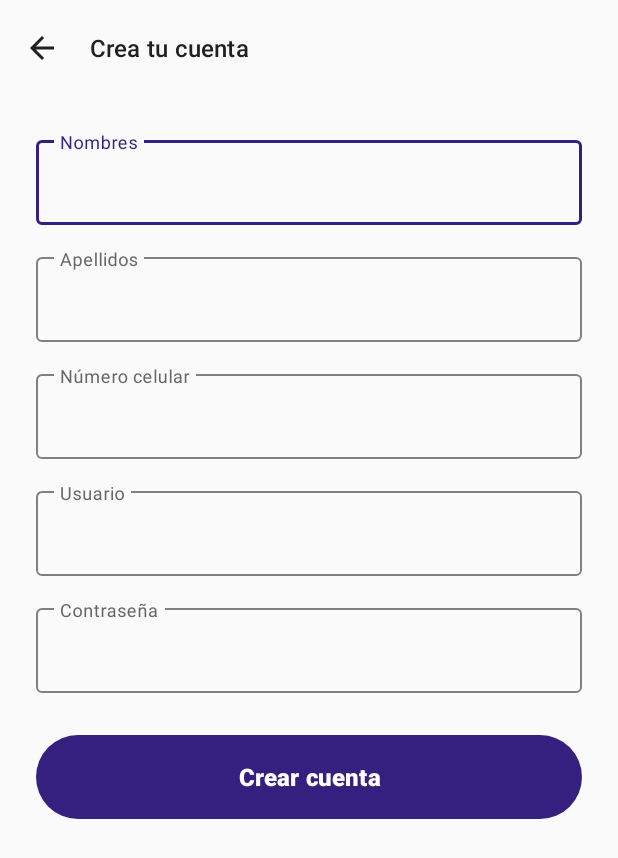
After one commit to RAGM80/Ambulantitos, an Android app built with Jetpack Compose: the layout pantalla_registro_cliente.xml on its own in the app's theme, with its tools: preview values and no code run, on a phone screen of 412 x 824 dp. The commit adds this screen. Shown: the top 858 px of the screen. Run offline under Robolectric (Android 15) with nearby library versions, the phone set to English and light mode, and no system bars.

Commit message:
agregue el login cliente

```diff
--- /dev/null
+++ b/features/cliente/src/main/res/drawable/icono_regresar_cliente.xml
@@ -0,0 +1,13 @@
+<?xml version="1.0" encoding="utf-8"?>
+<!--Flecha que mostraremos junto al título de la pantalla-->
+<vector xmlns:android="http://schemas.android.com/apk/res/android"
+    android:width="24dp"
+    android:height="24dp"
+    android:viewportWidth="24"
+    android:viewportHeight="24"
+    android:autoMirrored="true">
+    <!--Color y trazado de la flecha-->
+    <path
+        android:fillColor="#212121"
+        android:pathData="M20,11H7.83l5.59,-5.59L12,4l-8,8 8,8 1.41,-1.41L7.83,13H20z" />
+</vector>
--- /dev/null
+++ b/features/cliente/src/main/res/layout/pantalla_registro_cliente.xml
@@ -0,0 +1,176 @@
+<?xml version="1.0" encoding="utf-8"?>
+
+<!--Organiza la barra superior y el formulario-->
+<LinearLayout
+    xmlns:android="http://schemas.android.com/apk/res/android"
+    xmlns:app="http://schemas.android.com/apk/res-auto"
+    xmlns:tools="http://schemas.android.com/tools"
+    android:layout_width="match_parent"
+    android:layout_height="match_parent"
+    android:orientation="vertical"
+    android:background="?attr/colorSurface"
+    android:theme="@style/TemaClienteAmbulantitos"
+    tools:theme="@style/TemaClienteAmbulantitos">
+
+    <!--Muestra la flecha y el título de la pantalla-->
+    <com.google.android.material.appbar.MaterialToolbar
+        android:id="@+id/barra_registro_cliente"
+        android:layout_width="match_parent"
+        android:layout_height="?attr/actionBarSize"
+        android:background="?attr/colorSurface"
+        app:title="@string/cliente_registro_titulo"
+        app:titleTextAppearance="@style/TextAppearance.Material3.TitleMedium"
+        app:titleTextColor="?attr/colorOnSurface"
+        app:navigationIcon="@drawable/icono_regresar_cliente"
+        app:navigationContentDescription="@string/cliente_registro_volver" />
+
+    <!--Permite desplazar el formulario cuando no cabe completo-->
+    <ScrollView
+        android:layout_width="match_parent"
+        android:layout_height="0dp"
+        android:layout_weight="1"
+        android:fillViewport="true">
+
+        <!--Acomoda los campos y deja espacio junto a los bordes-->
+        <LinearLayout
+            android:layout_width="match_parent"
+            android:layout_height="wrap_content"
+            android:orientation="vertical"
+            android:padding="24dp">
+
+            <!--Dibuja el borde y la etiqueta del campo Nombres-->
+            <com.google.android.material.textfield.TextInputLayout
+                android:id="@+id/contenedor_nombres"
+                style="@style/Widget.Material3.TextInputLayout.OutlinedBox"
+                android:layout_width="match_parent"
+                android:layout_height="wrap_content"
+                android:hint="@string/cliente_registro_nombres"
+                app:expandedHintEnabled="false">
+
+                <!--Permite escribir los nombres-->
+                <com.google.android.material.textfield.TextInputEditText
+                    android:id="@+id/campo_nombres"
+                    android:layout_width="match_parent"
+                    android:layout_height="wrap_content"
+                    android:minHeight="56dp"
+                    android:inputType="textPersonName"
+                    android:autofillHints="givenName"
+                    android:singleLine="true"
+                    android:imeOptions="actionNext" />
+
+            </com.google.android.material.textfield.TextInputLayout>
+
+            <!--Dibuja el borde y la etiqueta del campo Apellidos-->
+            <com.google.android.material.textfield.TextInputLayout
+                android:id="@+id/contenedor_apellidos"
+                style="@style/Widget.Material3.TextInputLayout.OutlinedBox"
+                android:layout_width="match_parent"
+                android:layout_height="wrap_content"
+                android:layout_marginTop="16dp"
+                android:hint="@string/cliente_registro_apellidos"
+                app:expandedHintEnabled="false">
+
+                <!--Permite escribir los apellidos-->
+                <com.google.android.material.textfield.TextInputEditText
+                    android:id="@+id/campo_apellidos"
+                    android:layout_width="match_parent"
+                    android:layout_height="wrap_content"
+                    android:minHeight="56dp"
+                    android:inputType="textPersonName"
+                    android:autofillHints="familyName"
+                    android:singleLine="true"
+                    android:imeOptions="actionNext" />
+
+            </com.google.android.material.textfield.TextInputLayout>
+
+            <!--Dibuja el borde y la etiqueta del campo Celular-->
+            <com.google.android.material.textfield.TextInputLayout
+                android:id="@+id/contenedor_celular"
+                style="@style/Widget.Material3.TextInputLayout.OutlinedBox"
+                android:layout_width="match_parent"
+                android:layout_height="wrap_content"
+                android:layout_marginTop="16dp"
+                android:hint="@string/cliente_registro_celular"
+                app:expandedHintEnabled="false">
+
+                <!--Muestra el teclado para escribir un teléfono-->
+                <com.google.android.material.textfield.TextInputEditText
+                    android:id="@+id/campo_celular"
+                    android:layout_width="match_parent"
+                    android:layout_height="wrap_content"
+                    android:minHeight="56dp"
+                    android:inputType="phone"
+                    android:autofillHints="phone"
+                    android:singleLine="true"
+                    android:imeOptions="actionNext" />
+
+            </com.google.android.material.textfield.TextInputLayout>
+
+            <!--Dibuja el borde y la etiqueta del campo Usuario-->
+            <com.google.android.material.textfield.TextInputLayout
+                android:id="@+id/contenedor_usuario"
+                style="@style/Widget.Material3.TextInputLayout.OutlinedBox"
+                android:layout_width="match_parent"
+                android:layout_height="wrap_content"
+                android:layout_marginTop="16dp"
+                android:hint="@string/cliente_registro_usuario"
+                app:expandedHintEnabled="false">
+
+                <!--Permite escribir el nombre de usuario-->
+                <com.google.android.material.textfield.TextInputEditText
+                    android:id="@+id/campo_usuario"
+                    android:layout_width="match_parent"
+                    android:layout_height="wrap_content"
+                    android:minHeight="56dp"
+                    android:inputType="text"
+                    android:autofillHints="newUsername"
+                    android:singleLine="true"
+                    android:imeOptions="actionNext" />
+
+            </com.google.android.material.textfield.TextInputLayout>
+
+            <!--Dibuja el borde y la etiqueta del campo Contraseña-->
+            <com.google.android.material.textfield.TextInputLayout
+                android:id="@+id/contenedor_contrasena"
+                style="@style/Widget.Material3.TextInputLayout.OutlinedBox"
+                android:layout_width="match_parent"
+                android:layout_height="wrap_content"
+                android:layout_marginTop="16dp"
+                android:hint="@string/cliente_registro_contrasena"
+                app:expandedHintEnabled="false">
+
+                <!--Oculta visualmente los caracteres de la contraseña-->
+                <com.google.android.material.textfield.TextInputEditText
+                    android:id="@+id/campo_contrasena"
+                    android:layout_width="match_parent"
+                    android:layout_height="wrap_content"
+                    android:minHeight="56dp"
+                    android:inputType="textPassword"
+                    android:autofillHints="newPassword"
+                    android:singleLine="true"
+                    android:imeOptions="actionDone" />
+
+            </com.google.android.material.textfield.TextInputLayout>
+
+            <!--Muestra el botón para crear la cuenta-->
+            <com.google.android.material.button.MaterialButton
+                android:id="@+id/boton_crear_cuenta"
+                style="@style/Widget.Material3.Button"
+                android:layout_width="match_parent"
+                android:layout_height="56dp"
+                android:layout_marginTop="28dp"
+                android:insetTop="0dp"
+                android:insetBottom="0dp"
+                android:text="@string/cliente_registro_crear"
+                android:textAllCaps="false"
+                android:textColor="?attr/colorOnPrimary"
+                android:textSize="16sp"
+                android:textStyle="bold"
+                app:backgroundTint="?attr/colorPrimary"
+                app:cornerRadius="28dp" />
+
+        </LinearLayout>
+
+    </ScrollView>
+
+</LinearLayout>
--- a/features/cliente/src/main/res/values/strings.xml
+++ b/features/cliente/src/main/res/values/strings.xml
@@ -5,4 +5,12 @@
     <string name="cliente_login_contrasena">Contraseña</string>
     <string name="cliente_login_entrar">Iniciar Sesión</string>
     <string name="cliente_login_registro">Crear cuenta nueva</string>
+    <string name="cliente_registro_crear">Crear cuenta</string>
+    <string name="cliente_registro_volver">Regresar</string>
+    <string name="cliente_registro_titulo">Crea tu cuenta</string>
+    <string name="cliente_registro_nombres">Nombres</string>
+    <string name="cliente_registro_apellidos">Apellidos</string>
+    <string name="cliente_registro_celular">Número celular</string>
+    <string name="cliente_registro_usuario">Usuario</string>
+    <string name="cliente_registro_contrasena">Contraseña</string>
 </resources>
--- /dev/null
+++ b/features/cliente/src/main/res/values/themas_cliente.xml
@@ -0,0 +1,17 @@
+<?xml version="1.0" encoding="utf-8"?>
+<resources>
+    <!--Colores que usaremos en las pantallas del cliente-->
+    <style name="TemaClienteAmbulantitos"
+        parent="Theme.Material3.Light.NoActionBar">
+        <!--Botones y detalles principales-->
+        <item name="colorPrimary">#352080</item>
+        <item name="colorOnPrimary">#FFFFFF</item>
+        <!--Fondo claro y textos-->
+        <item name="colorSurface">#FAFAFA</item>
+        <item name="colorOnSurface">#212121</item>
+        <item name="colorOnSurfaceVariant">#666666</item>
+        <item name="android:colorBackground">#FAFAFA</item>
+        <!--Borde de los campos-->
+        <item name="colorOutline">#808080</item>
+    </style>
+</resources>
```
